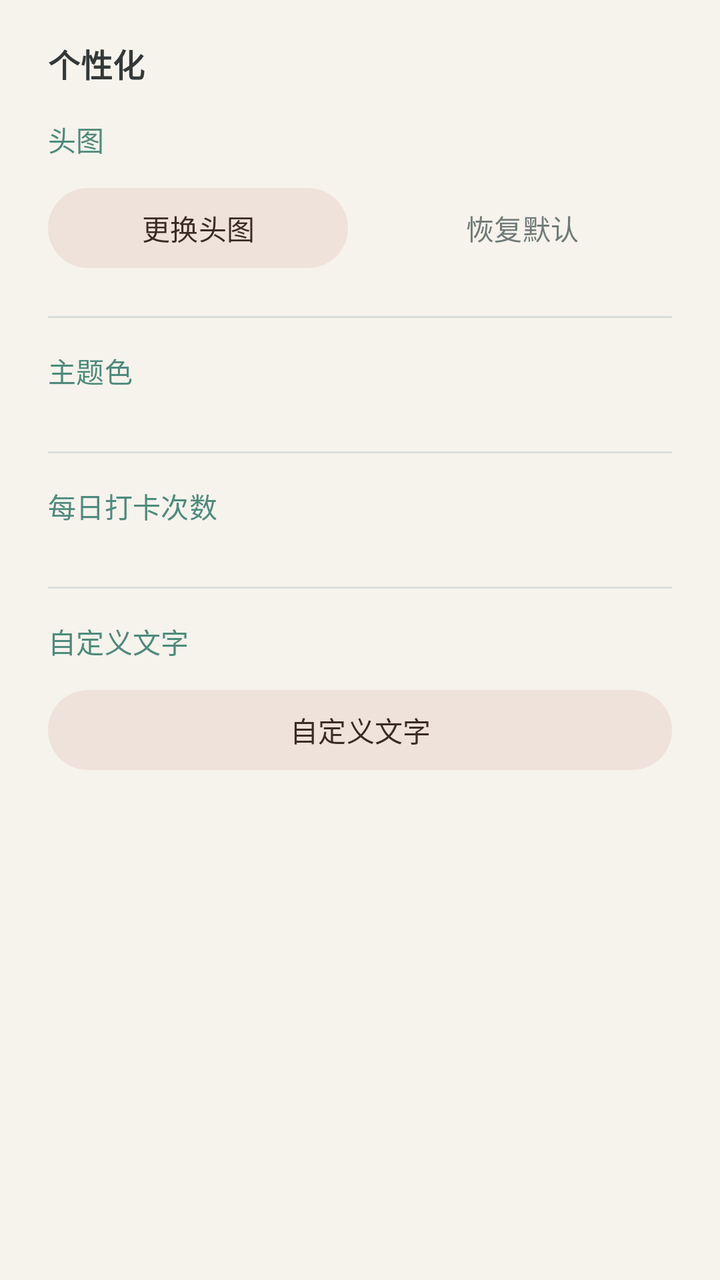
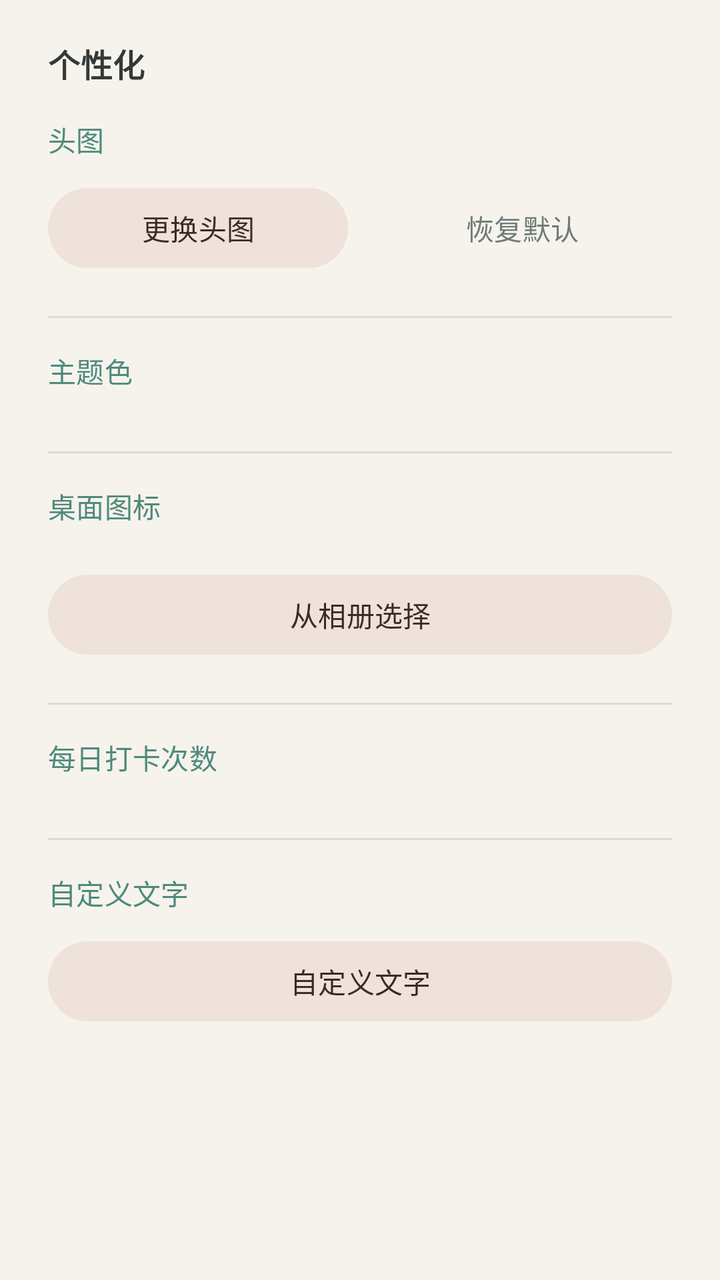

Screens rendered from an Android XML layout before and after an edit, with the pre-edit source and the edit as a unified diff.
<!-- AndroidManifest.xml: application theme Theme.MedTracker -->
<!-- res/layout/bottom_sheet_settings.xml -->
<?xml version="1.0" encoding="utf-8"?>
<LinearLayout xmlns:android="http://schemas.android.com/apk/res/android"
    xmlns:app="http://schemas.android.com/apk/res-auto"
    android:layout_width="match_parent"
    android:layout_height="wrap_content"
    android:orientation="vertical"
    android:paddingHorizontal="24dp"
    android:paddingTop="20dp"
    android:paddingBottom="32dp">

    <TextView
        android:layout_width="wrap_content"
        android:layout_height="wrap_content"
        android:text="@string/settings_header_title"
        android:textAppearance="?attr/textAppearanceTitleMedium"
        android:textColor="?attr/colorOnSurface"
        android:textStyle="bold" />

    <TextView
        android:layout_width="wrap_content"
        android:layout_height="wrap_content"
        android:layout_marginTop="16dp"
        android:text="@string/settings_header_section"
        android:textAppearance="?attr/textAppearanceLabelLarge"
        android:textColor="?attr/colorPrimary" />

    <LinearLayout
        android:layout_width="match_parent"
        android:layout_height="wrap_content"
        android:layout_marginTop="10dp"
        android:orientation="horizontal">

        <com.google.android.material.button.MaterialButton
            android:id="@+id/btnPickPhoto"
            style="@style/Widget.Material3.Button.TonalButton"
            android:layout_width="0dp"
            android:layout_height="wrap_content"
            android:layout_weight="1"
            android:text="@string/pick_header"
            android:textColor="?attr/colorOnSecondaryContainer" />

        <com.google.android.material.button.MaterialButton
            android:id="@+id/btnResetHeader"
            style="@style/Widget.Material3.Button.TextButton"
            android:layout_width="0dp"
            android:layout_height="wrap_content"
            android:layout_marginStart="12dp"
            android:layout_weight="1"
            android:text="@string/reset_header"
            android:textColor="?attr/colorOnSurfaceVariant" />
    </LinearLayout>

    <View
        android:layout_width="match_parent"
        android:layout_height="1dp"
        android:layout_marginTop="20dp"
        android:background="?attr/colorOutlineVariant" />

    <TextView
        android:layout_width="wrap_content"
        android:layout_height="wrap_content"
        android:layout_marginTop="16dp"
        android:text="@string/settings_theme_section"
        android:textAppearance="?attr/textAppearanceLabelLarge"
        android:textColor="?attr/colorPrimary" />

    <LinearLayout
        android:id="@+id/themeContainer"
        android:layout_width="match_parent"
        android:layout_height="wrap_content"
        android:layout_marginTop="10dp"
        android:orientation="vertical" />

    <View
        android:layout_width="match_parent"
        android:layout_height="1dp"
        android:layout_marginTop="20dp"
        android:background="?attr/colorOutlineVariant" />

    <TextView
        android:layout_width="wrap_content"
        android:layout_height="wrap_content"
        android:layout_marginTop="16dp"
        android:text="@string/settings_slots_section"
        android:textAppearance="?attr/textAppearanceLabelLarge"
        android:textColor="?attr/colorPrimary" />

    <LinearLayout
        android:id="@+id/slotContainer"
        android:layout_width="match_parent"
        android:layout_height="wrap_content"
        android:layout_marginTop="10dp"
        android:orientation="horizontal" />

    <View
        android:layout_width="match_parent"
        android:layout_height="1dp"
        android:layout_marginTop="20dp"
        android:background="?attr/colorOutlineVariant" />

    <TextView
        android:layout_width="wrap_content"
        android:layout_height="wrap_content"
        android:layout_marginTop="16dp"
        android:text="@string/settings_texts_section"
        android:textAppearance="?attr/textAppearanceLabelLarge"
        android:textColor="?attr/colorPrimary" />

    <com.google.android.material.button.MaterialButton
        android:id="@+id/btnEditTexts"
        style="@style/Widget.Material3.Button.TonalButton"
        android:layout_width="match_parent"
        android:layout_height="wrap_content"
        android:layout_marginTop="10dp"
        android:text="@string/text_edit_title"
        android:textColor="?attr/colorOnSecondaryContainer" />

    <TextView
        android:id="@+id/aboutAuthor"
        android:layout_width="match_parent"
        android:layout_height="wrap_content"
        android:layout_marginTop="20dp"
        android:gravity="center"
        android:textAppearance="?attr/textAppearanceBodySmall"
        android:textColor="?attr/colorOnSurfaceVariant" />
</LinearLayout>
<!-- resources referenced by this layout -->
<resources>
  <string name="pick_header">更换头图</string>
  <string name="reset_header">恢复默认</string>
  <string name="settings_header_section">头图</string>
  <string name="settings_header_title">个性化</string>
  <string name="settings_slots_section">每日打卡次数</string>
  <string name="settings_texts_section">自定义文字</string>
  <string name="settings_theme_section">主题色</string>
  <string name="text_edit_title">自定义文字</string>
  <style name="Theme.MedTracker" parent="Theme.Material3.Light.NoActionBar">
          <item name="colorPrimary">#4E8A7C</item>
          <item name="colorOnPrimary">#FFFFFF</item>
          <item name="colorPrimaryContainer">#D8EAE3</item>
          <item name="colorOnPrimaryContainer">#1E4038</item>
          <item name="colorSecondary">#A98E84</item>
          <item name="colorOnSecondary">#FFFFFF</item>
          <item name="colorSecondaryContainer">#EFE2DA</item>
          <item name="colorOnSecondaryContainer">#3A2B24</item>
          <item name="android:colorBackground">#F6F3EC</item>
          <item name="colorSurface">#FFFFFF</item>
          <item name="colorOnSurface">#333838</item>
          <item name="colorSurfaceVariant">#E3EFE9</item>
          <item name="colorOnSurfaceVariant">#707B78</item>
          <item name="colorOutline">#B9C2BD</item>
          <item name="colorOutlineVariant">#D8DCD8</item>
          <item name="gradientTop">#E7F1EC</item>
          <item name="gradientBottom">#F7F4EE</item>
          <item name="android:statusBarColor">@android:color/transparent</item>
          <item name="android:navigationBarColor">#F7F4EE</item>
          <item name="android:windowLightStatusBar">true</item>
          <item name="android:windowLightNavigationBar">true</item>
          <item name="android:windowDrawsSystemBarBackgrounds">true</item>
      </style>
</resources>

<!-- the commit's change to res/layout/bottom_sheet_settings.xml (unified diff, before → after) -->
@@ -81,6 +81,43 @@
         android:layout_width="wrap_content"
         android:layout_height="wrap_content"
         android:layout_marginTop="16dp"
+        android:text="@string/settings_icon_section"
+        android:textAppearance="?attr/textAppearanceLabelLarge"
+        android:textColor="?attr/colorPrimary" />
+
+    <HorizontalScrollView
+        android:layout_width="match_parent"
+        android:layout_height="wrap_content"
+        android:layout_marginTop="10dp"
+        android:overScrollMode="never"
+        android:scrollbars="none">
+
+        <LinearLayout
+            android:id="@+id/iconContainer"
+            android:layout_width="wrap_content"
+            android:layout_height="wrap_content"
+            android:orientation="horizontal" />
+    </HorizontalScrollView>
+
+    <com.google.android.material.button.MaterialButton
+        android:id="@+id/btnPickLauncherIcon"
+        style="@style/Widget.Material3.Button.TonalButton"
+        android:layout_width="match_parent"
+        android:layout_height="wrap_content"
+        android:layout_marginTop="10dp"
+        android:text="@string/icon_choose_from_album"
+        android:textColor="?attr/colorOnSecondaryContainer" />
+
+    <View
+        android:layout_width="match_parent"
+        android:layout_height="1dp"
+        android:layout_marginTop="20dp"
+        android:background="?attr/colorOutlineVariant" />
+
+    <TextView
+        android:layout_width="wrap_content"
+        android:layout_height="wrap_content"
+        android:layout_marginTop="16dp"
         android:text="@string/settings_slots_section"
         android:textAppearance="?attr/textAppearanceLabelLarge"
         android:textColor="?attr/colorPrimary" />
<!-- resource entries referenced after the edit -->
@@ -1,9 +1,11 @@
 <!-- resources referenced by this layout -->
 <resources>
+  <string name="icon_choose_from_album">从相册选择</string>
   <string name="pick_header">更换头图</string>
   <string name="reset_header">恢复默认</string>
   <string name="settings_header_section">头图</string>
   <string name="settings_header_title">个性化</string>
+  <string name="settings_icon_section">桌面图标</string>
   <string name="settings_slots_section">每日打卡次数</string>
   <string name="settings_texts_section">自定义文字</string>
   <string name="settings_theme_section">主题色</string>
